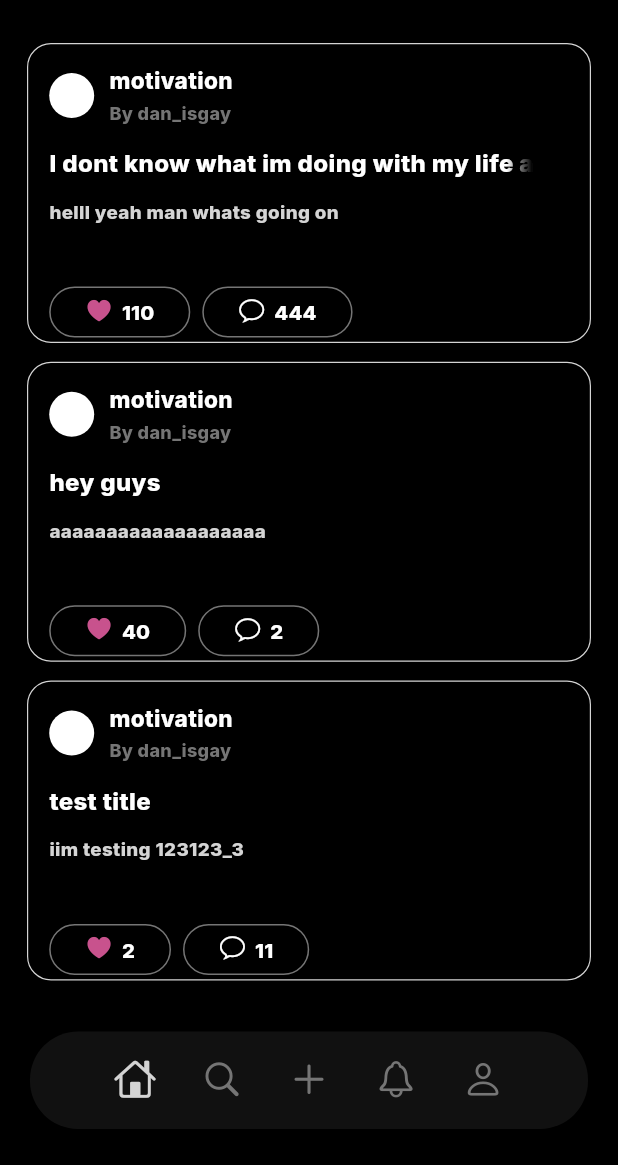
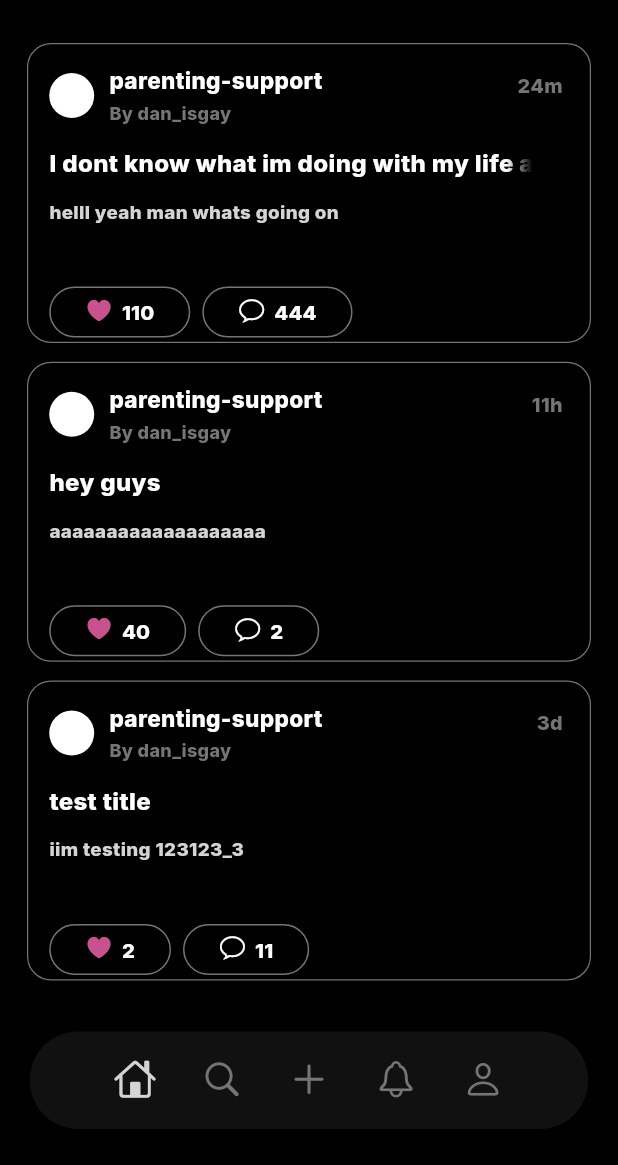
Before and after one commit to Tho100/revent, a Flutter app: the HomePage screen opened directly, on a phone screen of 412 x 824 dp, the part 71-1236 px from its top. Run offline on Flutter 3.47's test engine with Material 3 defaults, Android fonts, the phone set to English and light mode, and no system bars; our stand-ins replace flutter_dotenv, get_it, google_fonts; missing offline and left inert: encrypt, mysql_client.

Commit message:
Added upload-timespan to vent-post previewer widget

```diff
--- a/lib/widgets/vent_widgets/vent_listview.dart
+++ b/lib/widgets/vent_widgets/vent_listview.dart
@@ -16,6 +16,7 @@ class VentListView extends StatelessWidget {
 
         final titles = ['I dont know what im doing with my life anymore fuck this shit fr bro', 'hey guys', 'test title'];
         final bodyText = ['helll yeah man whats going on', 'aaaaaaaaaaaaaaaaaaa', 'iim testing 123123_3'];
+        final postTimespan = ['24m', '11h', '3d'];
 
         final totalLikes = [110, 40, 2];
         final totalComments = [444, 2, 11];
@@ -25,6 +26,7 @@ class VentListView extends StatelessWidget {
           child: VentPreviewer(
             title: titles[index],
             bodyText: bodyText[index],
+            postTimespan: postTimespan[index],
             totalLikes: totalLikes[index],
             totalComments: totalComments[index],
           ),
--- a/lib/widgets/vent_widgets/vent_previewer.dart
+++ b/lib/widgets/vent_widgets/vent_previewer.dart
@@ -7,12 +7,14 @@ class VentPreviewer extends StatelessWidget {
 
   final String title;
   final String bodyText;
+  final String postTimespan;
   final int totalLikes;
   final int totalComments;
 
   VentPreviewer({
     required this.title,
     required this.bodyText,
+    required this.postTimespan,
     required this.totalLikes,
     required this.totalComments,
     super.key
@@ -48,7 +50,7 @@ class VentPreviewer extends StatelessWidget {
           children: [
 
             Text(
-              'motivation',
+              'parenting-support',
               style: GoogleFonts.inter(
                 color: ThemeColor.white,
                 fontWeight: FontWeight.w800,
@@ -69,6 +71,21 @@ class VentPreviewer extends StatelessWidget {
 
           ],
         ),
+
+        const Spacer(),
+
+        Padding(
+          padding: const EdgeInsets.only(bottom: 12.5, right: 4.0),
+          child: Text(
+            postTimespan,
+            style: GoogleFonts.inter(
+              color: ThemeColor.thirdWhite,
+              fontWeight: FontWeight.w800,
+              fontSize: 13.2
+            ),
+          ),
+        ),
+
       ],
     );
   }
@@ -185,7 +202,7 @@ class VentPreviewer extends StatelessWidget {
           decoration: BoxDecoration(
             color: Colors.transparent,
             border: Border.all(
-              color: ThemeColor.secondaryWhite,
+              color: ThemeColor.thirdWhite,
               width: 0.8
             ),
             borderRadius: BorderRadius.circular(16),
```
